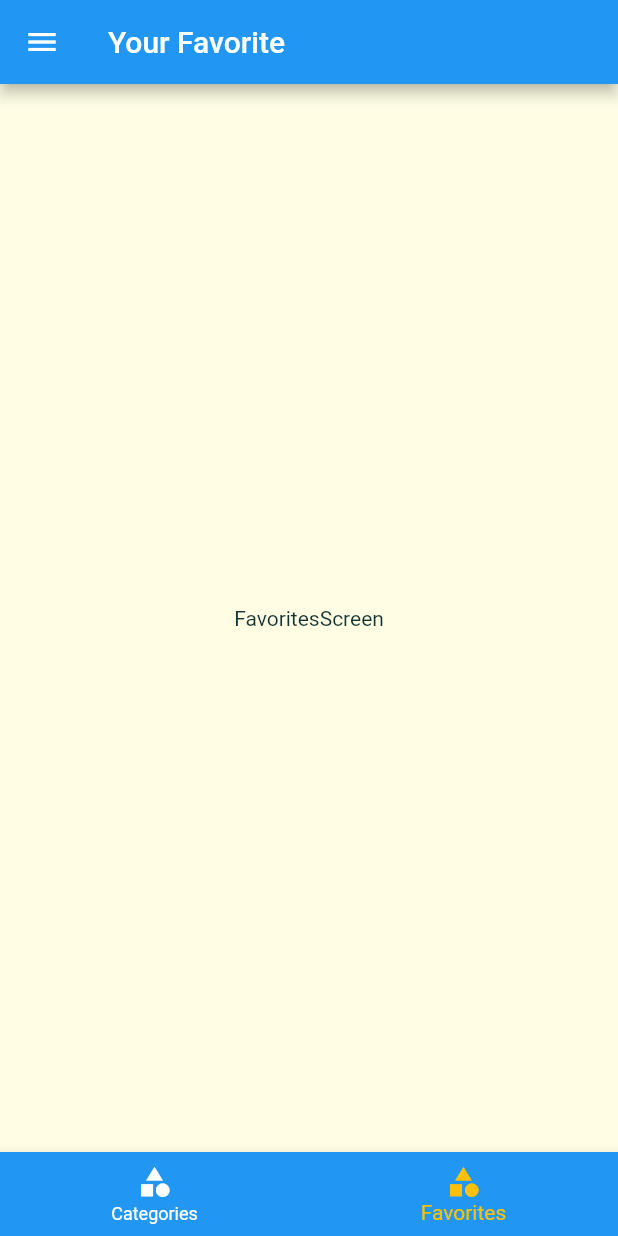
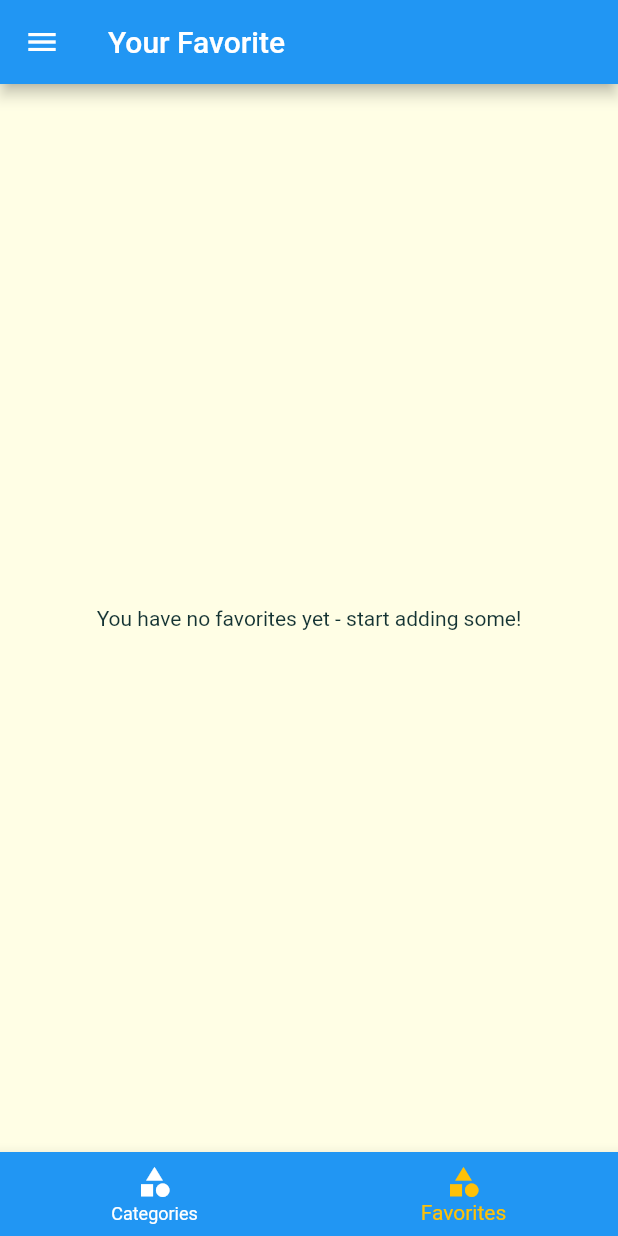
Before and after one commit to parsher/flutter_meal_app, a Flutter app: the screen it shows after launch, item 2 of the bottom bar chosen, on a phone screen of 412 x 824 dp. Run offline on Flutter 3.47's test engine with Material 2 defaults, Android fonts, the phone set to English and light mode, and no system bars; Roboto replaces fonts that are missing (Releway).

Commit message:
favorite

```diff
--- a/lib/main.dart
+++ b/lib/main.dart
@@ -23,6 +23,8 @@ class _MyAppState extends State<MyApp> {
 
   List<Meal> _availableMeals = DUMMY_MEALS;
 
+  List<Meal> _favoriteMeal = [];
+
   void _setFilters(Map<String, bool> filterData) {
     setState(() {
       _filters = filterData;
@@ -40,6 +42,24 @@ class _MyAppState extends State<MyApp> {
         return true;
       }).toList();
     });
+  }
+
+  void _toggleFavorite(String mealId) {
+    final existingIndex = _favoriteMeal.indexWhere((meal) => meal.id == mealId);
+
+    if (existingIndex >= 0) {
+      setState(() {
+        _favoriteMeal.removeAt(existingIndex);
+      });
+    } else {
+      setState(() {
+        _favoriteMeal.add(DUMMY_MEALS.firstWhere((meal) => meal.id == mealId));
+      });
+    }
+  }
+
+  bool _isMealFavorite(String id) {
+    return _favoriteMeal.any((meal) => meal.id == id);
   }
 
   @override
@@ -68,10 +88,10 @@ class _MyAppState extends State<MyApp> {
       // home: CategoriesScreen(),
       initialRoute: '/',
       routes: {
-        '/': (ctx) => TabScreen(),
+        '/': (ctx) => TabScreen(_favoriteMeal),
         CategoryMealsScreen.routeName: (ctx) =>
             CategoryMealsScreen(_availableMeals),
-        MealDetailScreen.routeName: (ctx) => MealDetailScreen(),
+        MealDetailScreen.routeName: (ctx) => MealDetailScreen(_toggleFavorite, _isMealFavorite),
         FiltersScreen.routeName: (ctx) => FiltersScreen(_filters, _setFilters),
       },
       // onGenerateRoute: (settings) {
--- a/lib/screens/category_meals_screen.dart
+++ b/lib/screens/category_meals_screen.dart
@@ -60,8 +60,7 @@ class _CategoryMealsScreenState extends State<CategoryMealsScreen> {
             imageUrl: displayMeals[index].imageUrl,
             duration: displayMeals[index].duration,
             affordability: displayMeals[index].affordability,
-            complexity: displayMeals[index].complexity,
-            removeItem: _removeMeal,
+            complexity: displayMeals[index].complexity
           );
         },
         itemCount: displayMeals.length,
--- a/lib/screens/favorites_screen.dart
+++ b/lib/screens/favorites_screen.dart
@@ -1,10 +1,33 @@
 import 'package:flutter/material.dart';
+import '../models/meal.dart';
+import '../widgets/meal_item.dart';
 
 class FavoritesScreen extends StatelessWidget {
+  final List<Meal> favoriteMeals;
+
+  FavoritesScreen(this.favoriteMeals);
+
   @override
   Widget build(BuildContext context) {
-    return Center(
-      child: Text('FavoritesScreen'),
+    if (favoriteMeals.isEmpty) {
+      return Center(
+      child: Text('You have no favorites yet - start adding some!'),
     );
+    } else {
+      return ListView.builder(
+        itemBuilder: (ctx, index) {
+          return MealItem(
+            id: favoriteMeals[index].id,
+            title: favoriteMeals[index].title,
+            imageUrl: favoriteMeals[index].imageUrl,
+            duration: favoriteMeals[index].duration,
+            affordability: favoriteMeals[index].affordability,
+            complexity: favoriteMeals[index].complexity
+          );
+        },
+        itemCount: favoriteMeals.length,
+      );
+    }
+
   }
 }
--- a/lib/screens/tabs_screen.dart
+++ b/lib/screens/tabs_screen.dart
@@ -1,24 +1,36 @@
 import 'package:flutter/material.dart';
+import '../models/meal.dart';
 import '../widgets/main_drawer.dart';
 import './favorites_screen.dart';
 import './categories_screen.dart';
 
 class TabScreen extends StatefulWidget {
+  final List<Meal> favoriteMeals;
+
+  TabScreen(this.favoriteMeals);
+
   @override
   _TabScreenState createState() => _TabScreenState();
 }
 
 class _TabScreenState extends State<TabScreen> {
-  final List<Map<String, Object>> _pages = [
-    {'page': CategoriesScreen(), 'title': 'Categories'},
-    {'page': FavoritesScreen(), 'title': 'Your Favorite'},
-  ];
+  List<Map<String, Object>> _pages;
   int _selectedPageIndex = 0;
 
   void _selectPage(int index) {
     setState(() {
       _selectedPageIndex = index;
     });
+  }
+
+  @override
+  void initState() {
+    _pages = [
+      {'page': CategoriesScreen(), 'title': 'Categories'},
+      {'page': FavoritesScreen(widget.favoriteMeals), 'title': 'Your Favorite'},
+    ];
+
+    super.initState();
   }
 
   @override
```
Also changed, not shown: lib/screens/meal_detail_screen.dart (+7 -4 lines), lib/widgets/meal_item.dart (+3 -5 lines).
